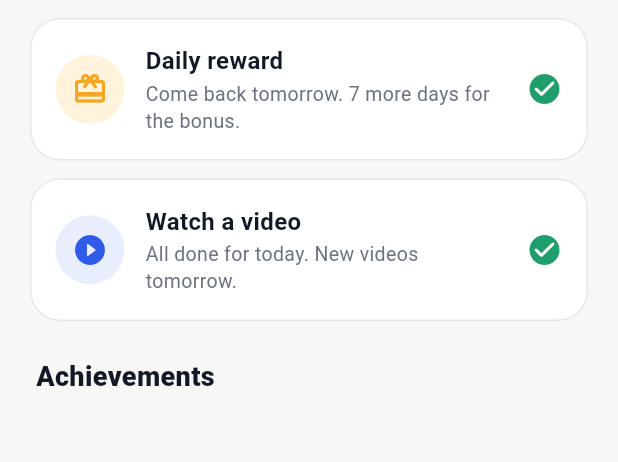
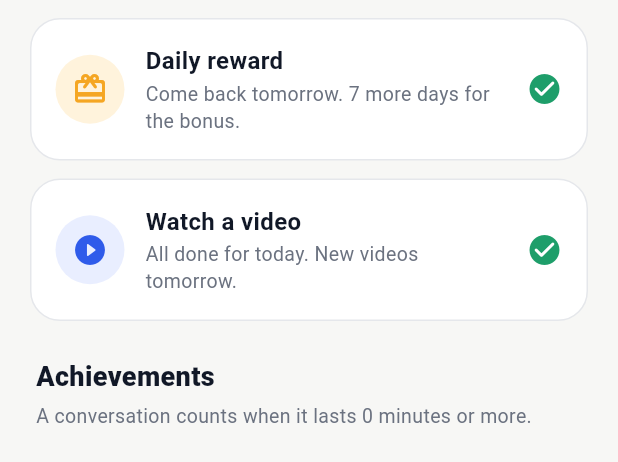
Before and after one commit to mosharafsm78-hub/open-talk, a Flutter app: the _EarnTab widget shown alone on an empty page, opened directly with empty values, on a phone screen of 412 x 824 dp. Shown: the top 462 px of the screen. Run offline on Flutter 3.47's test engine with Material 3 defaults, Android fonts, the phone set to English and light mode, and no system bars; our stand-ins replace google_mobile_ads, permission_handler, supabase_flutter, wakelock_plus; missing offline and left inert: agora_rtc_engine, proximity_sensor; accounts and stored records are empty; network calls fail.

Commit message:
Coin texts read reward values from the server (scarce economy v2)
Co-Authored-By: Claude Sonnet 5.5 <noreply@anthropic.com>
Claude-Session: https://claude.ai/code/session_01CtDrW1yY4bdzmv3VniNG9z

```diff
--- a/lib/screens/coins_screen.dart
+++ b/lib/screens/coins_screen.dart
@@ -330,6 +330,9 @@ class _EarnTab extends StatelessWidget {
   Widget build(BuildContext context) {
     final adsLeft = (wallet['ads_left'] as num).toInt();
     final adReward = (wallet['ad_reward'] as num).toInt();
+    final dailyReward = (wallet['daily_reward'] as num).toInt();
+    final dailyBonus = (wallet['daily_bonus'] as num).toInt();
+    final minCall = (wallet['min_call_minutes'] as num).toInt();
     final available = wallet['daily_available'] == true;
     final streak = (wallet['streak'] as num).toInt();
     final next = streak % 7 == 0 && !available ? 7 : 7 - (streak % 7);
@@ -358,7 +361,7 @@ class _EarnTab extends StatelessWidget {
                     const SizedBox(height: 2),
                     Text(
                       available
-                          ? '+5 coins. Every 7th day in a row gives +20 more.'
+                          ? '+$dailyReward coin. Every 7th day in a row gives +$dailyBonus more.'
                           : 'Come back tomorrow. $next more day${next == 1 ? '' : 's'} for the bonus.',
                       style: const TextStyle(
                           fontSize: 13, color: AppColors.muted, height: 1.35),
@@ -404,7 +407,7 @@ class _EarnTab extends StatelessWidget {
                     const SizedBox(height: 2),
                     Text(
                       adsLeft > 0
-                          ? '+$adReward coins each. $adsLeft left today.'
+                          ? '+$adReward coin each. $adsLeft left today.'
                           : 'All done for today. New videos tomorrow.',
                       style: const TextStyle(
                           fontSize: 13, color: AppColors.muted, height: 1.35),
@@ -429,9 +432,15 @@ class _EarnTab extends StatelessWidget {
           ),
         ),
         const Padding(
-          padding: EdgeInsets.fromLTRB(4, 12, 0, 10),
+          padding: EdgeInsets.fromLTRB(4, 12, 0, 4),
           child: Text('Achievements',
               style: TextStyle(fontSize: 18, fontWeight: FontWeight.w800)),
+        ),
+        Padding(
+          padding: const EdgeInsets.fromLTRB(4, 0, 0, 10),
+          child: Text(
+              'A conversation counts when it lasts $minCall minutes or more.',
+              style: const TextStyle(fontSize: 13, color: AppColors.muted)),
         ),
         for (final a in achievements) _AchievementTile(a: a, busy: busy, onClaim: onClaim),
       ],
--- a/lib/screens/home_screen.dart
+++ b/lib/screens/home_screen.dart
@@ -279,7 +279,7 @@ class _HomeScreenState extends State<HomeScreen> {
                           shape: RoundedRectangleBorder(
                               borderRadius: BorderRadius.circular(12)),
                         ),
-                        child: const Text('Claim +5'),
+                        child: Text('Claim +${(_wallet?['daily_reward'] as num?)?.toInt() ?? 1}'),
                       ),
                     ],
                   ),
```
